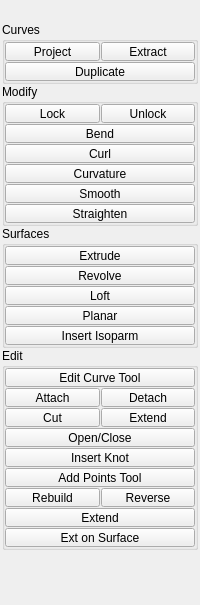
Qt form tentacle/ui/nurbs.ui (m3trik/tentacle) before a commit.
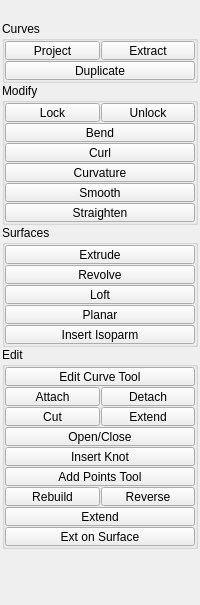
The same form after that commit. Custom widgets are drawn as their Qt base class.

```diff
--- a/tentacle/ui/nurbs.ui
+++ b/tentacle/ui/nurbs.ui
@@ -55,7 +55,7 @@
         <property name="minimumSize">
          <size>
           <width>0</width>
-          <height>20</height>
+          <height>19</height>
          </size>
         </property>
         <property name="font">
@@ -1047,13 +1047,13 @@
         <property name="minimumSize">
          <size>
           <width>0</width>
-          <height>20</height>
+          <height>19</height>
          </size>
         </property>
         <property name="maximumSize">
          <size>
           <width>16777215</width>
-          <height>20</height>
+          <height>19</height>
          </size>
         </property>
        </widget>
```
